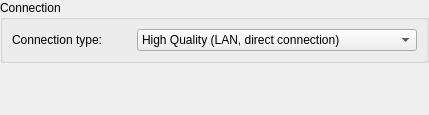
First picture: the form in vnc/vncpreferences.ui, repository KDE/krdc, before the edit.
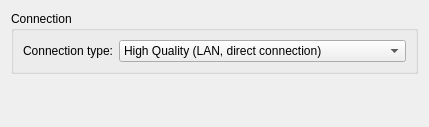
Second picture: the form after the edit. Custom widgets are drawn as their Qt base class.

Commit message: * port dialogs to QFormLayout * set margin to 0 if embedding dialog into another dialog

What changed in the file:
```diff
--- a/vnc/vncpreferences.ui
+++ b/vnc/vncpreferences.ui
@@ -6,19 +6,16 @@
     <x>0</x>
     <y>0</y>
     <width>429</width>
-    <height>115</height>
+    <height>127</height>
    </rect>
   </property>
-  <layout class="QVBoxLayout" >
-   <property name="margin" >
-    <number>0</number>
-   </property>
+  <layout class="QVBoxLayout" name="verticalLayout" >
    <item>
     <widget class="QGroupBox" name="vncGroupBox" >
      <property name="title" >
       <string>Connection</string>
      </property>
-     <layout class="QGridLayout" >
+     <layout class="QFormLayout" name="formLayout" >
       <item row="0" column="0" >
        <widget class="QLabel" name="connectionLabel" >
         <property name="text" >
@@ -57,31 +54,18 @@
         </item>
        </widget>
       </item>
-      <item row="1" column="0" >
-       <spacer>
-        <property name="orientation" >
-         <enum>Qt::Horizontal</enum>
-        </property>
-        <property name="sizeHint" stdset="0" >
-         <size>
-          <width>161</width>
-          <height>0</height>
-         </size>
-        </property>
-       </spacer>
-      </item>
      </layout>
     </widget>
    </item>
    <item>
-    <spacer>
+    <spacer name="verticalSpacer" >
      <property name="orientation" >
       <enum>Qt::Vertical</enum>
      </property>
      <property name="sizeHint" stdset="0" >
       <size>
        <width>20</width>
-       <height>0</height>
+       <height>41</height>
       </size>
      </property>
     </spacer>
```
The commit also changes 3 other files.
